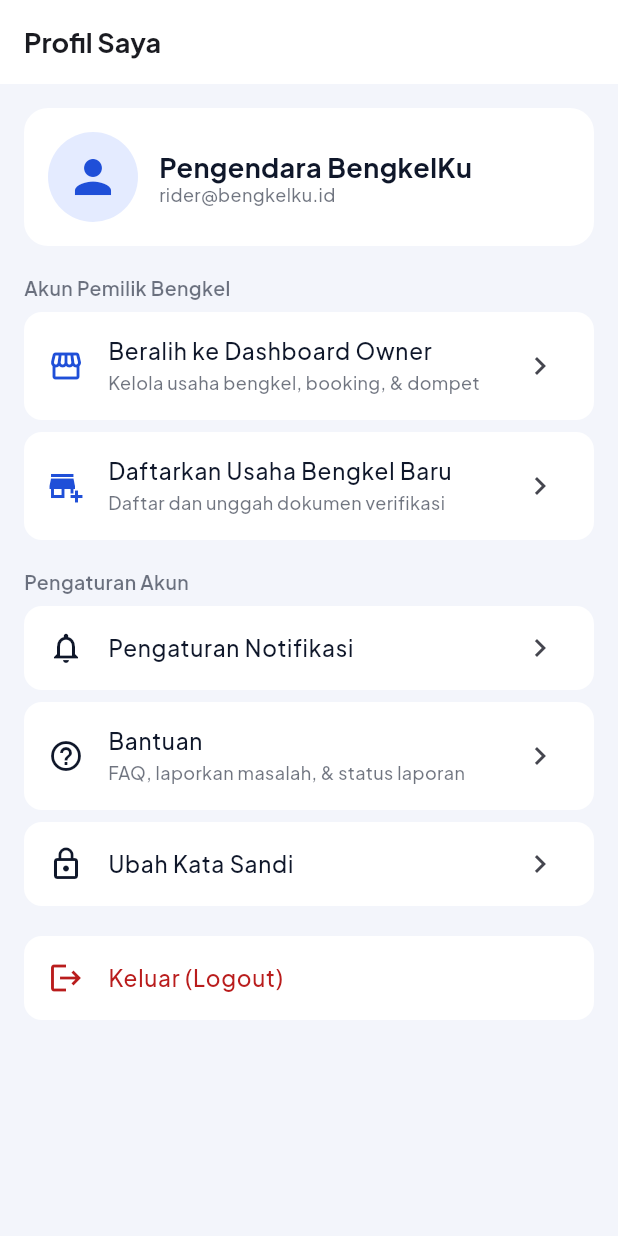
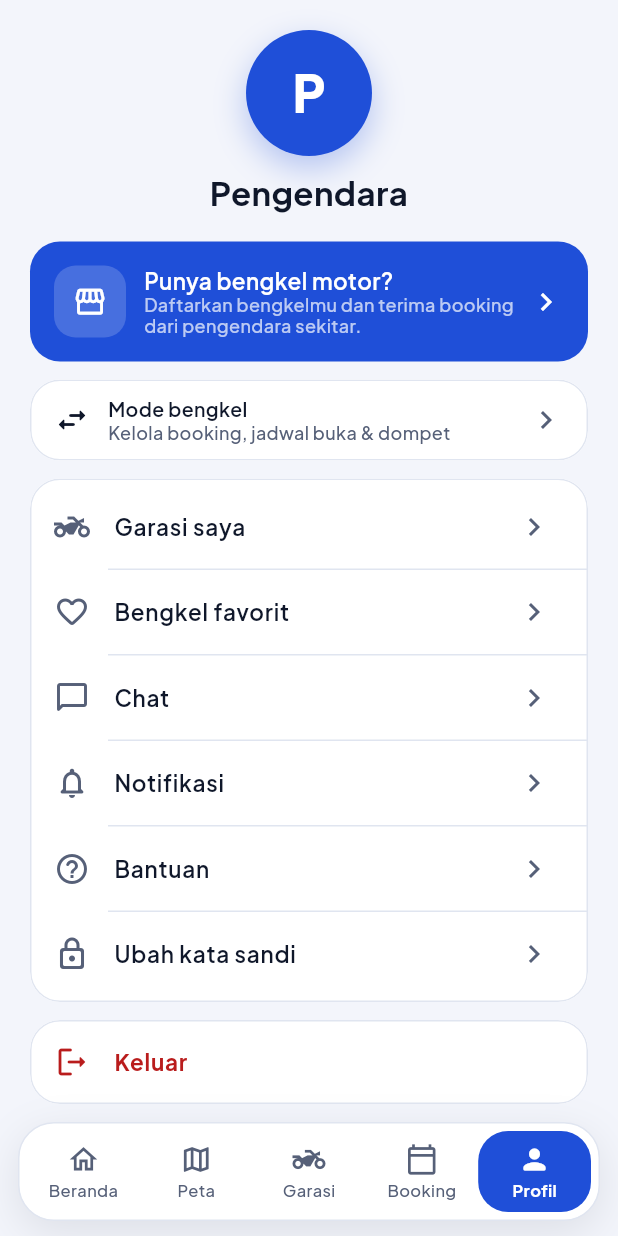
Before and after one commit to FajarAriandi17/BengkelKu, a Flutter app: the ProfileScreen screen opened by its route, on a phone screen of 412 x 824 dp. Run offline on Flutter 3.47's test engine with Material 3 defaults, Android fonts, the phone set to English and light mode, and no system bars; our stand-ins replace equatable, flutter_riverpod, geolocator, go_router, google_maps_flutter, image_picker and 2 more; accounts and stored records are empty.

Commit message:
feat(ui): Profil sesuai prototype

```diff
--- a/bengkelku-mobile/lib/features/profile/presentation/profile_screen.dart
+++ b/bengkelku-mobile/lib/features/profile/presentation/profile_screen.dart
@@ -2,175 +2,210 @@
 import "package:flutter_riverpod/flutter_riverpod.dart";
 import "package:go_router/go_router.dart";
 
+import "../../../core/network/supabase_client.dart";
 import "../../../core/theme/app_colors.dart";
 import "../../../core/theme/app_typography.dart";
+import "../../../design/components/app_shell.dart";
 import "../../auth/presentation/auth_provider.dart";
+import "../../chat/presentation/chat_provider.dart";
 
+/// Profil — mengikuti prototype: avatar & nama, kartu biru "Punya bengkel
+/// motor?", baris mode bengkel, dan daftar menu akun.
 class ProfileScreen extends ConsumerWidget {
   const ProfileScreen({super.key});
 
   @override
   Widget build(BuildContext context, WidgetRef ref) {
     final c = context.colors;
+    final profile = ref.watch(currentUserProfileProvider).valueOrNull;
+    final unread = ref.watch(chatUnreadCountProvider);
+    final name = (profile?["full_name"] as String?)?.trim();
+    final email = SupabaseService.isLoggedIn
+        ? (SupabaseService.currentUser?.email ?? "")
+        : "";
+    final display = (name == null || name.isEmpty) ? "Pengendara" : name;
+    final initial = display.characters.first.toUpperCase();
+
+    final menu = <(IconData, String, String, int)>[
+      (Icons.two_wheeler_outlined, "Garasi saya", "/garage", 0),
+      (Icons.favorite_border_rounded, "Bengkel favorit", "/favorites", 0),
+      (Icons.chat_bubble_outline_rounded, "Chat", "/chat", unread),
+      (
+        Icons.notifications_none_rounded,
+        "Notifikasi",
+        "/notifications/settings",
+        0,
+      ),
+      (Icons.help_outline_rounded, "Bantuan", "/help", 0),
+      (Icons.lock_outline_rounded, "Ubah kata sandi", "/forgot-password", 0),
+    ];
 
     return Scaffold(
-      appBar: AppBar(
-        title: const Text("Profil Saya"),
-        elevation: 0,
+      backgroundColor: c.panel2,
+      extendBody: true,
+      body: SafeArea(
+        bottom: false,
+        child: ListView(
+          padding: const EdgeInsets.fromLTRB(20, 20, 20, 110),
+          children: [
+            Center(
+              child: Container(
+                width: 84,
+                height: 84,
+                alignment: Alignment.center,
+                decoration: BoxDecoration(
+                  shape: BoxShape.circle,
+                  color: c.blue,
+                  boxShadow: [
+                    BoxShadow(
+                      color: c.blue.withValues(alpha: 0.3),
+                      blurRadius: 18,
+                      offset: const Offset(0, 8),
                     ),
-      body: ListView(
+                  ],
+                ),
+                child: Text(
+                  initial,
+                  style: AppTypography.display
+                      .copyWith(color: Colors.white, fontSize: 34),
+                ),
+              ),
+            ),
+            const SizedBox(height: 10),
+            Text(
+              display,
+              textAlign: TextAlign.center,
+              style: AppTypography.h1.copyWith(color: c.ink),
+            ),
+            if (email.isNotEmpty)
+              Text(
+                email,
+                textAlign: TextAlign.center,
+                style: AppTypography.caption.copyWith(color: c.ink2),
+              ),
+            const SizedBox(height: 20),
+            Material(
+              color: c.blue,
+              borderRadius: BorderRadius.circular(AppRadius.lg),
+              child: InkWell(
+                borderRadius: BorderRadius.circular(AppRadius.lg),
+                onTap: () => context.push("/owner/register"),
+                child: Padding(
                   padding: const EdgeInsets.all(16),
-        children: [
-          // Header Profil
-          Container(
-            padding: const EdgeInsets.all(16),
-            decoration: BoxDecoration(
-              color: c.panel,
-              borderRadius: BorderRadius.circular(16),
-            ),
                   child: Row(
                     children: [
-                CircleAvatar(
-                  radius: 30,
-                  backgroundColor: c.blueSoft,
-                  child: Icon(Icons.person, size: 36, color: c.blue),
+                      IconTile(
+                        icon: Icons.storefront_outlined,
+                        color: Colors.white,
+                        background: Colors.white.withValues(alpha: 0.18),
                       ),
-                const SizedBox(width: 14),
+                      const SizedBox(width: 12),
                       Expanded(
                         child: Column(
                           crossAxisAlignment: CrossAxisAlignment.start,
                           children: [
                             Text(
-                        "Pengendara BengkelKu",
-                        style: AppTypography.h2.copyWith(color: c.ink),
+                              "Punya bengkel motor?",
+                              style: AppTypography.label.copyWith(
+                                color: Colors.white,
+                                fontSize: 15,
+                              ),
                             ),
                             Text(
-                        "rider@bengkelku.id",
+                              "Daftarkan bengkelmu dan terima booking dari pengendara sekitar.",
                               style: AppTypography.caption
-                            .copyWith(color: c.ink.withValues(alpha: 0.6)),
+                                  .copyWith(color: Colors.white70),
                             ),
                           ],
+                        ),
+                      ),
+                      const Icon(Icons.chevron_right, color: Colors.white),
+                    ],
+                  ),
+                ),
+              ),
+            ),
+            const SizedBox(height: 12),
+            AppCard(
+              onTap: () => context.go("/owner"),
+              padding: const EdgeInsets.symmetric(horizontal: 16, vertical: 12),
+              child: Row(
+                children: [
+                  Icon(Icons.swap_horiz_rounded, color: c.ink),
+                  const SizedBox(width: 12),
+                  Expanded(
+                    child: Column(
+                      crossAxisAlignment: CrossAxisAlignment.start,
+                      children: [
+                        Text(
+                          "Mode bengkel",
+                          style: AppTypography.label.copyWith(color: c.ink),
+                        ),
+                        Text(
+                          "Kelola booking, jadwal buka & dompet",
+                          style: AppTypography.caption.copyWith(color: c.ink2),
+                        ),
+                      ],
+                    ),
+                  ),
+                  Icon(Icons.chevron_right, color: c.ink2),
+                ],
+              ),
+            ),
+            const SizedBox(height: 12),
+            AppCard(
+              padding: const EdgeInsets.symmetric(vertical: 4),
+              child: Column(
+                children: [
+                  for (final (i, m) in menu.indexed) ...[
+                    if (i > 0) Divider(height: 1, indent: 52, color: c.line),
+                    ListTile(
+                      leading: Badge(
+                        isLabelVisible: m.$4 > 0,
+                        label: Text("${m.$4}"),
+                        backgroundColor: c.heart,
+                        child: Icon(m.$1, color: c.ink2),
+                      ),
+                      title: Text(
+                        m.$2,
+                        style: AppTypography.body.copyWith(
+                          color: c.ink,
+                          fontWeight: FontWeight.w600,
+                        ),
+                      ),
+                      trailing: Icon(Icons.chevron_right, color: c.ink2),
+                      onTap: () => m.$3 == "/garage"
+                          ? context.go(m.$3)
+                          : context.push(m.$3),
+                    ),
+                  ],
+                ],
+              ),
+            ),
+            const SizedBox(height: 12),
+            AppCard(
+              padding: EdgeInsets.zero,
+              child: ListTile(
+                leading: Icon(Icons.logout_rounded, color: c.bad),
+                title: Text(
+                  "Keluar",
+                  style: AppTypography.body.copyWith(
+                    color: c.bad,
+                    fontWeight: FontWeight.w700,
+                  ),
+                ),
+                onTap: () async {
+                  await ref.read(authRepositoryProvider).signOut();
+                  if (context.mounted) context.go("/login");
+                },
               ),
             ),
           ],
         ),
       ),
-          const SizedBox(height: 20),
-
-          Text(
-            "Akun Pemilik Bengkel",
-            style: AppTypography.label
-                .copyWith(color: c.ink.withValues(alpha: 0.6)),
-          ),
-          const SizedBox(height: 8),
-
-          ListTile(
-            leading: Icon(Icons.storefront, color: c.blue),
-            title: Text(
-              "Beralih ke Dashboard Owner",
-              style: AppTypography.bodyStrong.copyWith(color: c.ink),
-            ),
-            subtitle: Text(
-              "Kelola usaha bengkel, booking, & dompet",
-              style: AppTypography.caption
-                  .copyWith(color: c.ink.withValues(alpha: 0.6)),
-            ),
-            trailing: const Icon(Icons.chevron_right),
-            tileColor: c.panel,
-            shape:
-                RoundedRectangleBorder(borderRadius: BorderRadius.circular(12)),
-            onTap: () => context.go("/owner"),
-          ),
-          const SizedBox(height: 8),
-
-          ListTile(
-            leading: Icon(Icons.add_business, color: c.blue),
-            title: Text(
-              "Daftarkan Usaha Bengkel Baru",
-              style: AppTypography.bodyStrong.copyWith(color: c.ink),
-            ),
-            subtitle: Text(
-              "Daftar dan unggah dokumen verifikasi",
-              style: AppTypography.caption
-                  .copyWith(color: c.ink.withValues(alpha: 0.6)),
-            ),
-            trailing: const Icon(Icons.chevron_right),
-            tileColor: c.panel,
-            shape:
-                RoundedRectangleBorder(borderRadius: BorderRadius.circular(12)),
-            onTap: () => context.push("/owner/register"),
-          ),
-          const SizedBox(height: 20),
-
-          Text(
-            "Pengaturan Akun",
-            style: AppTypography.label
-                .copyWith(color: c.ink.withValues(alpha: 0.6)),
-          ),
-          const SizedBox(height: 8),
-
-          ListTile(
-            leading: Icon(Icons.notifications_outlined, color: c.ink),
-            title: Text(
-              "Pengaturan Notifikasi",
-              style: AppTypography.bodyStrong.copyWith(color: c.ink),
-            ),
-            trailing: const Icon(Icons.chevron_right),
-            tileColor: c.panel,
-            shape:
-                RoundedRectangleBorder(borderRadius: BorderRadius.circular(12)),
-            onTap: () => context.push("/notifications/settings"),
-          ),
-          const SizedBox(height: 8),
-
-          ListTile(
-            leading: Icon(Icons.help_outline, color: c.ink),
-            title: Text(
-              "Bantuan",
-              style: AppTypography.bodyStrong.copyWith(color: c.ink),
-            ),
-            subtitle: Text(
-              "FAQ, laporkan masalah, & status laporan",
-              style: AppTypography.caption
-                  .copyWith(color: c.ink.withValues(alpha: 0.6)),
-            ),
-            trailing: const Icon(Icons.chevron_right),
-            tileColor: c.panel,
-            shape:
-                RoundedRectangleBorder(borderRadius: BorderRadius.circular(12)),
-            onTap: () => context.push("/help"),
-          ),
-          const SizedBox(height: 8),
-
-          ListTile(
-            leading: Icon(Icons.lock_outline, color: c.ink),
-            title: Text(
-              "Ubah Kata Sandi",
-              style: AppTypography.bodyStrong.copyWith(color: c.ink),
-            ),
-            trailing: const Icon(Icons.chevron_right),
-            tileColor: c.panel,
-            shape:
-                RoundedRectangleBorder(borderRadius: BorderRadius.circular(12)),
-            onTap: () => context.push("/forgot-password"),
-          ),
-          const SizedBox(height: 20),
-
-          ListTile(
-            leading: Icon(Icons.logout, color: c.bad),
-            title: Text(
-              "Keluar (Logout)",
-              style: AppTypography.bodyStrong.copyWith(color: c.bad),
-            ),
-            tileColor: c.panel,
-            shape:
-                RoundedRectangleBorder(borderRadius: BorderRadius.circular(12)),
-            onTap: () async {
-              await ref.read(authRepositoryProvider).signOut();
-              if (context.mounted) context.go("/login");
-            },
-          ),
-        ],
+      bottomNavigationBar: AppBottomNav(
+        current: AppTab.profile,
+        badges: {AppTab.profile: unread},
       ),
     );
   }
```
Lines whose indentation alone changed are shown as unchanged.
